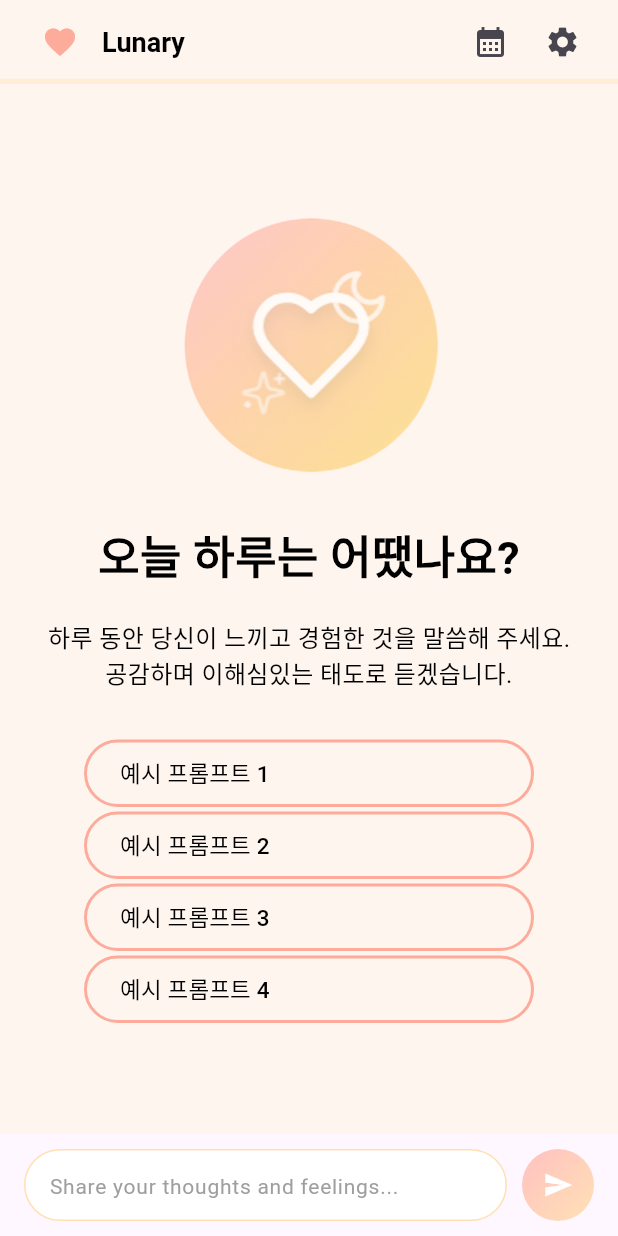
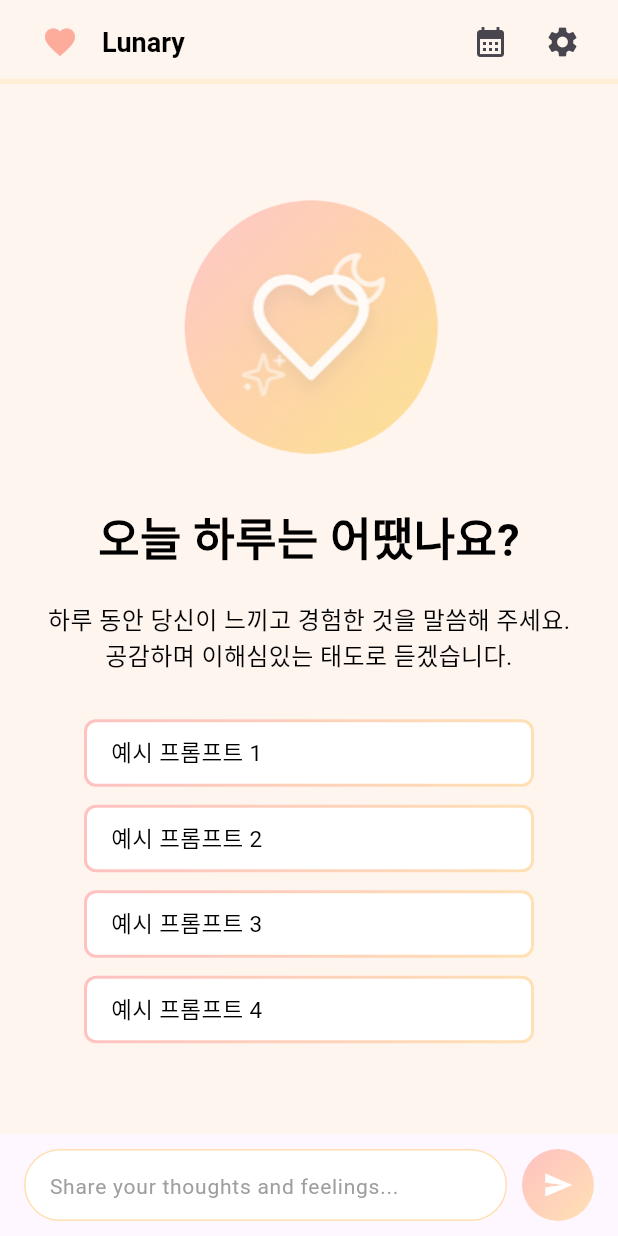
Before and after one commit to Zaixian5/Lunary, a Flutter app: the screen it shows after launch, on a phone screen of 412 x 824 dp. Run offline on Flutter 3.47's test engine with Material 3 defaults, Android fonts, the phone set to English and light mode, and no system bars.

Commit message:
feat: 예시 프롬프트 버튼에 그라디언트 생상 적용

```diff
--- a/lib/screens/home/prompt_example.dart
+++ b/lib/screens/home/prompt_example.dart
@@ -2,79 +2,61 @@ import 'package:flutter/material.dart';
 
 class PromptExample extends StatelessWidget {
   const PromptExample({super.key});
+
+  // 테두리에 그라디언트 색상을 적용하기 위한 커스텀 버튼
+  Widget _gradientOutlineButton(String text) {
+    return Container(
+      width: 300,
+      height: 45,
+      decoration: BoxDecoration(
+        gradient: LinearGradient(
+          colors: [Color(0xFFFFC1C1), Color(0xFFFFE1B5)],
+          begin: Alignment.topLeft,
+          end: Alignment.bottomRight,
+        ),
+        borderRadius: BorderRadius.circular(8),
+      ),
+      child: Container(
+        margin: EdgeInsets.all(2.0), // 테두리 두께
+        decoration: BoxDecoration(
+          color: Colors.white,
+          borderRadius: BorderRadius.circular(6),
+        ),
+        child: Material(
+          color: Colors.transparent,
+          child: InkWell(
+            borderRadius: BorderRadius.circular(6),
+            onTap: () {
+              // TODO: 예시 프롬프트 버튼 로직
+            },
+            child: Align(
+              alignment: Alignment.centerLeft,
+              child: Padding(
+                padding: const EdgeInsets.symmetric(horizontal: 16.0),
+                child: Text(
+                  text,
+                  style: TextStyle(fontSize: 15, color: Colors.black),
+                ),
+              ),
+            ),
+          ),
+        ),
+      ),
+    );
+  }
 
   @override
   Widget build(BuildContext context) {
     return Column(
       mainAxisAlignment: MainAxisAlignment.center,
       children: [
-        // 프롬프트 버튼 1
-        OutlinedButton(
-          onPressed: () {},
-          style: OutlinedButton.styleFrom(
-            minimumSize: const Size(300, 45),
-            side: BorderSide(width: 2.0, color: Color(0xFFFDAC9C)),
-            alignment: Alignment.centerLeft,
-          ),
-          child: Align(
-            alignment: Alignment.centerLeft,
-            child: Text(
-              '예시 프롬프트 1',
-              style: TextStyle(fontSize: 15, color: Colors.black),
-            ),
-          ),
-        ),
-
-        // 프롬프트 버튼 2
-        OutlinedButton(
-          onPressed: () {},
-          style: OutlinedButton.styleFrom(
-            minimumSize: const Size(300, 45),
-            side: BorderSide(width: 2.0, color: Color(0xFFFDAC9C)),
-            alignment: Alignment.centerLeft,
-          ),
-          child: Align(
-            alignment: Alignment.centerLeft,
-            child: Text(
-              '예시 프롬프트 2',
-              style: TextStyle(fontSize: 15, color: Colors.black),
-            ),
-          ),
-        ),
-
-        // 프롬프트 버튼 3
-        OutlinedButton(
-          onPressed: () {},
-          style: OutlinedButton.styleFrom(
-            minimumSize: const Size(300, 45),
-            side: BorderSide(width: 2.0, color: Color(0xFFFDAC9C)),
-            alignment: Alignment.centerLeft,
-          ),
-          child: Align(
-            alignment: Alignment.centerLeft,
-            child: Text(
-              '예시 프롬프트 3',
-              style: TextStyle(fontSize: 15, color: Colors.black),
-            ),
-          ),
-        ),
-
-        // 프롬프트 버튼 4
-        OutlinedButton(
-          onPressed: () {},
-          style: OutlinedButton.styleFrom(
-            minimumSize: const Size(300, 45),
-            side: BorderSide(width: 2.0, color: Color(0xFFFDAC9C)),
-            alignment: Alignment.centerLeft,
-          ),
-          child: Align(
-            alignment: Alignment.centerLeft,
-            child: Text(
-              '예시 프롬프트 4',
-              style: TextStyle(fontSize: 15, color: Colors.black),
-            ),
-          ),
-        ),
+        _gradientOutlineButton('예시 프롬프트 1'),
+        SizedBox(height: 12),
+        _gradientOutlineButton('예시 프롬프트 2'),
+        SizedBox(height: 12),
+        _gradientOutlineButton('예시 프롬프트 3'),
+        SizedBox(height: 12),
+        _gradientOutlineButton('예시 프롬프트 4'),
       ],
     );
   }
```
